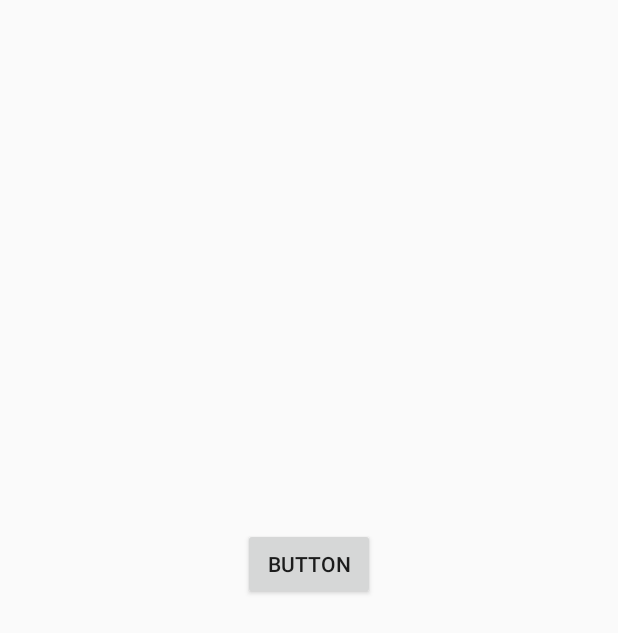
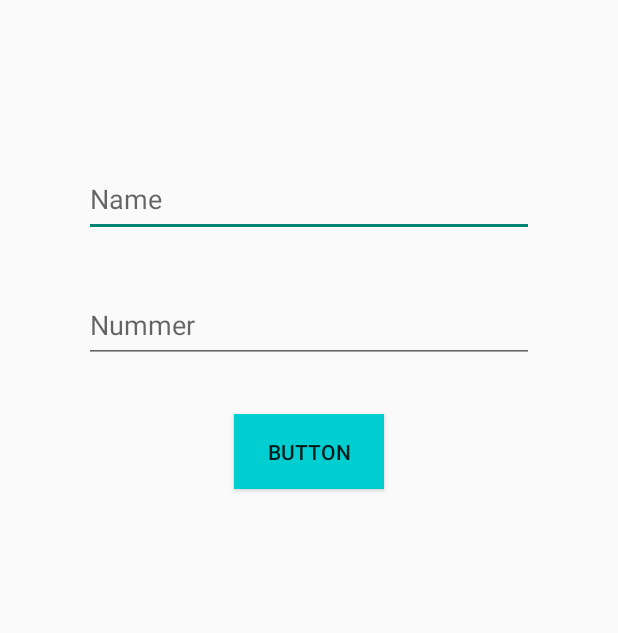
Before and after one commit to mar-01/A2-mobileapp, an Android app: the layout activity_main.xml on its own in the app's theme, with its tools: preview values and no code run, on a phone screen of 412 x 824 dp. Shown: the top 633 px of the screen. Run offline under Robolectric (Android 15) with nearby library versions, the phone set to English and light mode, and no system bars.

```diff
--- a/app/src/main/res/layout/activity_main.xml
+++ b/app/src/main/res/layout/activity_main.xml
@@ -8,12 +8,37 @@
 
 
     <Button
-        android:id="@+id/button"
-        android:layout_width="wrap_content"
-        android:layout_height="wrap_content"
-        android:layout_marginTop="352dp"
+        android:id="@+id/btn_senddata"
+        android:layout_width="100dp"
+        android:layout_height="50dp"
+        android:layout_marginTop="276dp"
+        android:background="#00CED1"
         android:text="Button"
         app:layout_constraintEnd_toEndOf="parent"
         app:layout_constraintStart_toStartOf="parent"
         app:layout_constraintTop_toTopOf="parent" />
+
+    <EditText
+        android:id="@+id/text_name"
+        android:layout_width="300dp"
+        android:layout_height="50dp"
+        android:layout_marginTop="108dp"
+        android:ems="10"
+        android:hint="Name"
+        android:inputType="text"
+        app:layout_constraintEnd_toEndOf="parent"
+        app:layout_constraintStart_toStartOf="parent"
+        app:layout_constraintTop_toTopOf="parent" />
+
+    <EditText
+        android:id="@+id/text_nummer"
+        android:layout_width="300dp"
+        android:layout_height="50dp"
+        android:layout_marginTop="192dp"
+        android:ems="10"
+        android:hint="Nummer"
+        android:inputType="text"
+        app:layout_constraintEnd_toEndOf="parent"
+        app:layout_constraintStart_toStartOf="parent"
+        app:layout_constraintTop_toTopOf="parent" />
 </androidx.constraintlayout.widget.ConstraintLayout>
```
Also changed, not shown: app/src/main/java/com/example/a2_mobileapp/Kontakte.kt (added, +7 -0 lines), app/src/main/java/com/example/a2_mobileapp/MainActivity.kt (+20 -12 lines).
